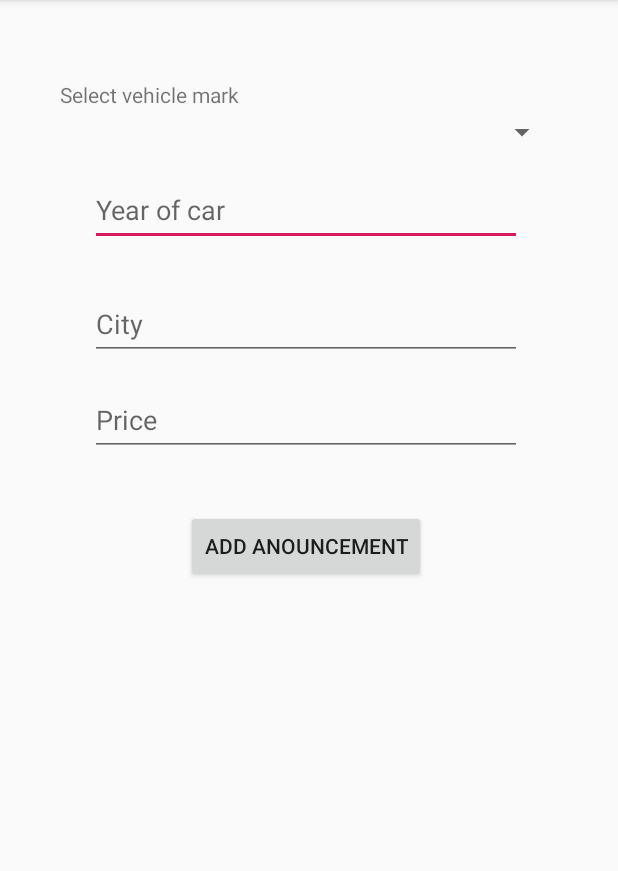
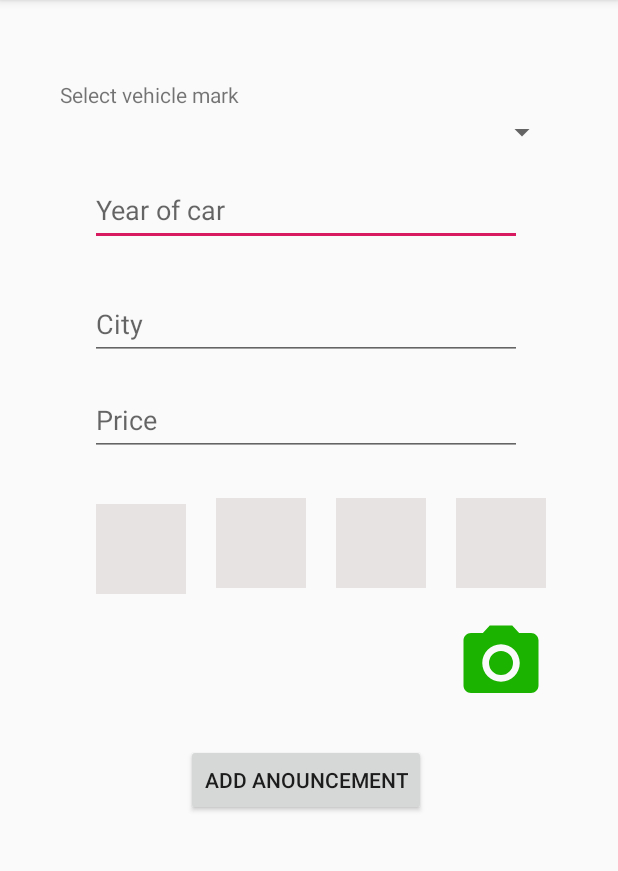
Before and after one commit to sherruh/ItApp, an Android app: the AnouncementActivity screen opened directly, with no data from a screen before it, on a phone screen of 412 x 824 dp, the part 84-955 px from its top. Run offline under Robolectric (Android 15) with nearby library versions, the phone set to English and light mode, and no system bars; our stand-ins replace Firebase (no records; nobody signed in at launch, a user with empty details on screens opened directly); pictures from the network do not load.

Commit message:
add storage and camera

```diff
--- a/app/build.gradle
+++ b/app/build.gradle
@@ -34,7 +34,8 @@ dependencies {
     implementation 'com.google.android.gms:play-services-auth:16.0.1'
     implementation 'androidx.vectordrawable:vectordrawable:1.0.1'
     implementation 'androidx.legacy:legacy-support-v4:1.0.0'
-    compile 'com.android.support:design:28.0.0'
+    implementation 'com.android.support:design:28.0.0'
+    implementation 'com.google.firebase:firebase-storage:16.0.4'
     testImplementation 'junit:junit:4.12'
     androidTestImplementation 'androidx.test:runner:1.1.0'
     androidTestImplementation 'androidx.test.espresso:espresso-core:3.1.0'
--- a/app/src/main/AndroidManifest.xml
+++ b/app/src/main/AndroidManifest.xml
@@ -5,6 +5,8 @@
 
     <uses-permission android:name="android.permission.INTERNET" />
     <uses-permission android:name="android.permission.WRITE_EXTERNAL_STORAGE" />
+    <uses-permission android:name="android.permission.CAMERA"> </uses-permission>
+    <uses-feature android:name="android.hardware.camera" />
 
     <application
         android:name=".App"
@@ -16,10 +18,10 @@
         android:supportsRtl="true"
         android:theme="@style/AppTheme"
         tools:replace="android:appComponentFactory">
-        <activity
-            android:name=".ui.main.MainActivity">
+        <activity android:name=".ui.main.MainActivity">
             <intent-filter>
                 <action android:name="android.intent.action.MAIN" />
+
                 <category android:name="android.intent.category.LAUNCHER" />
             </intent-filter>
         </activity>
--- a/app/src/main/java/com/rentapp/repository/remote/IRemoteStorage.java
+++ b/app/src/main/java/com/rentapp/repository/remote/IRemoteStorage.java
@@ -1,4 +1,6 @@
 package com.rentapp.repository.remote;
+
+import android.net.Uri;
 
 import com.rentapp.model.Anouncement;
 
@@ -15,6 +17,8 @@ public interface IRemoteStorage {
     void getUserAnouncements(String userId, GetFromRemoteCallback callback);
 
     void getVehicleMarks(GetFromRemoteCallback callback);
+
+    void uploadImage(String imageName, Uri uri,GetFromRemoteCallback callback);
 
     public interface WriteToRemoteCallback{
 
--- a/app/src/main/java/com/rentapp/ui/anouncement/AnouncementActivity.java
+++ b/app/src/main/java/com/rentapp/ui/anouncement/AnouncementActivity.java
@@ -4,23 +4,33 @@ import androidx.appcompat.app.AppCompatActivity;
 import androidx.lifecycle.Observer;
 import androidx.lifecycle.ViewModelProviders;
 
+import android.app.Activity;
 import android.content.Intent;
+import android.net.Uri;
 import android.os.Bundle;
 
 import android.content.Context;
+import android.os.Environment;
+import android.os.StrictMode;
+import android.provider.MediaStore;
 import android.view.View;
 import android.widget.ArrayAdapter;
 import android.widget.Button;
 import android.widget.EditText;
+import android.widget.ImageView;
 import android.widget.ProgressBar;
 import android.widget.Spinner;
 
+import com.bumptech.glide.Glide;
 import com.rentapp.App;
 import com.rentapp.R;
 import com.rentapp.model.Anouncement;
 import com.rentapp.utils.Logger;
 import com.rentapp.utils.Toaster;
 
+import java.io.File;
+import java.util.ArrayList;
+import java.util.Date;
 import java.util.List;
 
 import static android.R.layout.simple_spinner_item;
@@ -32,13 +42,20 @@ public class AnouncementActivity extends AppCompatActivity {
         context.startActivity(intent);
     }
 
+    private final int RC_CAMERA = 1;
+
     private EditText editYear;
     private EditText editCity;
     private EditText editPrice;
     private Button buttonAdd;
+    private ImageView imageCamera;
+    private ImageView image1;
+
     private ProgressBar progressBarIsUploading;
     private Spinner spinnerMarks;
     private AnouncementViewModel viewModel;
+
+    private Uri outputFileUri;
 
 
     @Override
@@ -94,7 +111,24 @@ public class AnouncementActivity extends AppCompatActivity {
                 spinnerMarks.setAdapter(adapter);
             }
         });
+
+        viewModel.hasCameraEvent.observe(this, new Observer<Void>() {
+            @Override
+            public void onChanged(Void aVoid) {
+
+                startCamera();
+            }
+        });
+
+        viewModel.messageLiveData.observe(this, new Observer<String>() {
+            @Override
+            public void onChanged(String s) {
+                Toaster.message(AnouncementActivity.this,s);
+            }
+        });
     }
+
+
 
     private void initView() {
 
@@ -102,19 +136,52 @@ public class AnouncementActivity extends AppCompatActivity {
         editCity = findViewById(R.id.anouncement_edit_city);
         editPrice = findViewById(R.id.anouncement_edit_price);
         buttonAdd = findViewById(R.id.anouncement_buttona_save);
+
         buttonAdd.setOnClickListener(new View.OnClickListener() {
             @Override
             public void onClick(View v) {
-                int price = 20;
+                int price = 20;//TODO read price
                 viewModel.addAnouncement(new Anouncement(spinnerMarks.getSelectedItem().toString(),
                         editYear.getText().toString(),
                         editCity.getText().toString(),
-                        price, App.getFirebaseUser().getUid()
+                        price, App.getFirebaseUser().getUid(),null
                         ));
             }
         });
+        imageCamera = findViewById(R.id.anouncement_image_camera);
+        imageCamera.setOnClickListener(new View.OnClickListener() {
+            @Override
+            public void onClick(View v) {
+                viewModel.onClickCamera(AnouncementActivity.this);
+            }
+        });
+        image1 = findViewById(R.id.anouncement_image_1);
+
         spinnerMarks = findViewById(R.id.anouncement_spinner_mark);
 
         progressBarIsUploading = findViewById(R.id.anouncement_progress);
     }
+
+    public void onActivityResult(int requestCode, int resultCode, Intent data) {
+
+        if (requestCode == RC_CAMERA) {
+            if (resultCode == Activity.RESULT_OK) {
+                Glide.with(image1).load(outputFileUri).into(image1);
+                }
+
+        }
+    }
+
+    private void startCamera() {
+
+        StrictMode.VmPolicy.Builder builder = new StrictMode.VmPolicy.Builder();
+        StrictMode.setVmPolicy(builder.build());
+
+        String path = Environment.getExternalStorageDirectory() + "/photo" + new Date().getTime() + ".jpg";
+        File file = new File(path);
+        outputFileUri = Uri.fromFile(file);
+        Intent intent = new Intent(android.provider.MediaStore.ACTION_IMAGE_CAPTURE);
+        intent.putExtra(MediaStore.EXTRA_OUTPUT, outputFileUri);
+        startActivityForResult(intent, RC_CAMERA);
+    }
 }
--- a/app/src/main/java/com/rentapp/ui/anouncement/AnouncementViewModel.java
+++ b/app/src/main/java/com/rentapp/ui/anouncement/AnouncementViewModel.java
@@ -1,8 +1,12 @@
 package com.rentapp.ui.anouncement;
+
+import android.app.Activity;
+import android.content.pm.PackageManager;
 
 import androidx.lifecycle.MutableLiveData;
 import androidx.lifecycle.ViewModel;
 
+import com.google.api.Context;
 import com.rentapp.App;
 import com.rentapp.core.SingleLiveEvent;
 import com.rentapp.model.Anouncement;
@@ -17,6 +21,8 @@ public class AnouncementViewModel extends ViewModel {
     MutableLiveData<List<String>> vehicleMarksLiveData = new MutableLiveData<>();
     MutableLiveData<Boolean> isUploading = new MutableLiveData<>();
     SingleLiveEvent<Void> upLoadedEvent = new SingleLiveEvent<>();
+    SingleLiveEvent<Void> hasCameraEvent = new SingleLiveEvent<>();
+    MutableLiveData<String> messageLiveData = new MutableLiveData<>();
 
     public void addAnouncement(Anouncement anouncement){
         isUploading.setValue(true);
@@ -24,7 +30,6 @@ public class AnouncementViewModel extends ViewModel {
             @Override
             public void onSucces() {
                 transactionResult.setValue("Success");
-                Logger.message("succes");
                 isUploading.setValue(false);
                 upLoadedEvent.call();
             }
@@ -32,7 +37,6 @@ public class AnouncementViewModel extends ViewModel {
             @Override
             public void onFailure(String message) {
                 transactionResult.setValue(message);
-                Logger.message("filed");
                 isUploading.setValue(false);
             }
         });
@@ -55,4 +59,15 @@ public class AnouncementViewModel extends ViewModel {
         });
     }
 
+    public void onClickCamera(Activity activity){
+
+        if (activity.getPackageManager().hasSystemFeature(PackageManager.FEATURE_CAMERA)){
+
+            hasCameraEvent.call();
+        }else {
+
+            messageLiveData.setValue("You have not camera");
+        }
+    }
+
 }
--- /dev/null
+++ b/app/src/main/res/drawable/ic_camera.xml
@@ -0,0 +1,6 @@
+<vector android:height="24dp" android:tint="#1BB200"
+    android:viewportHeight="24.0" android:viewportWidth="24.0"
+    android:width="24dp" xmlns:android="http://schemas.android.com/apk/res/android">
+    <path android:fillColor="#FF000000" android:pathData="M12,12m-3.2,0a3.2,3.2 0,1 1,6.4 0a3.2,3.2 0,1 1,-6.4 0"/>
+    <path android:fillColor="#FF000000" android:pathData="M9,2L7.17,4L4,4c-1.1,0 -2,0.9 -2,2v12c0,1.1 0.9,2 2,2h16c1.1,0 2,-0.9 2,-2L22,6c0,-1.1 -0.9,-2 -2,-2h-3.17L15,2L9,2zM12,17c-2.76,0 -5,-2.24 -5,-5s2.24,-5 5,-5 5,2.24 5,5 -2.24,5 -5,5z"/>
+</vector>
--- a/app/src/main/res/layout/activity_anouncement.xml
+++ b/app/src/main/res/layout/activity_anouncement.xml
@@ -72,9 +72,59 @@
         android:layout_width="wrap_content"
         android:layout_height="wrap_content"
         android:layout_marginStart="124dp"
-        android:layout_marginTop="36dp"
+        android:layout_marginTop="192dp"
         android:text="Add anouncement"
         app:layout_constraintStart_toStartOf="parent"
         app:layout_constraintTop_toBottomOf="@id/anouncement_edit_price" />
 
+    <ImageView
+        android:id="@+id/anouncement_image_1"
+        android:layout_width="60dp"
+        android:layout_height="60dp"
+        android:layout_marginStart="64dp"
+        android:layout_marginTop="32dp"
+        android:background="#226D4A4A"
+        app:layout_constraintStart_toStartOf="parent"
+        app:layout_constraintTop_toBottomOf="@+id/anouncement_edit_price" />
+
+    <ImageView
+        android:id="@+id/anouncement_image_2"
+        android:layout_width="60dp"
+        android:layout_height="60dp"
+        android:layout_marginStart="20dp"
+        android:layout_marginTop="28dp"
+        android:background="#226D4A4A"
+        app:layout_constraintStart_toEndOf="@+id/anouncement_image_1"
+        app:layout_constraintTop_toBottomOf="@+id/anouncement_edit_price" />
+
+    <ImageView
+        android:id="@+id/anouncement_image_3"
+        android:layout_width="60dp"
+        android:layout_height="60dp"
+        android:layout_marginStart="20dp"
+        android:layout_marginTop="28dp"
+        android:background="#226D4A4A"
+        app:layout_constraintStart_toEndOf="@+id/anouncement_image_2"
+        app:layout_constraintTop_toBottomOf="@+id/anouncement_edit_price" />
+
+    <ImageView
+        android:id="@+id/anouncement_image_4"
+        android:layout_width="60dp"
+        android:layout_height="60dp"
+        android:layout_marginStart="20dp"
+        android:layout_marginTop="28dp"
+        android:background="#226D4A4A"
+        app:layout_constraintStart_toEndOf="@+id/anouncement_image_3"
+        app:layout_constraintTop_toBottomOf="@+id/anouncement_edit_price" />
+
+    <ImageView
+        android:id="@+id/anouncement_image_camera"
+        android:layout_width="60dp"
+        android:layout_height="60dp"
+        android:layout_marginStart="20dp"
+        android:layout_marginTop="20dp"
+        app:srcCompat="@drawable/ic_camera"
+        app:layout_constraintStart_toEndOf="@+id/anouncement_image_3"
+        app:layout_constraintTop_toBottomOf="@+id/anouncement_image_4" />
+
 </androidx.constraintlayout.widget.ConstraintLayout>
```
Also changed, not shown: app/src/main/java/com/rentapp/model/Anouncement.java (+13 -2 lines), app/src/main/java/com/rentapp/repository/remote/RemoteStorage.java (+28 -1 lines).
